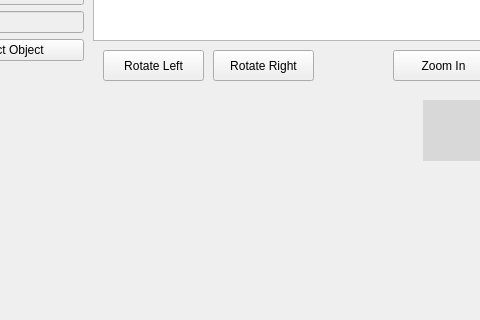
Before: the Qt Designer form SDIProject-master/QTPracticeNew/mainwindow.ui in BRees2451/SDIProject, drawn with Qt 5; both pictures show x 237 to 717 and y 399 to 719 of the 865 by 719 pixel window.
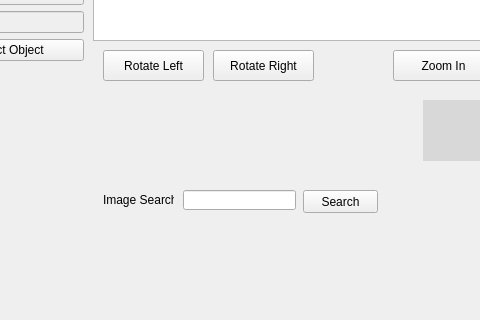
After: the same form once the commit is applied. Custom widgets are drawn as their Qt base class.

Commit message:
starting search algorithm
please can someone look into the error

```diff
--- a/SDIProject-master/QTPracticeNew/mainwindow.ui
+++ b/SDIProject-master/QTPracticeNew/mainwindow.ui
@@ -389,6 +389,42 @@
      <string>Shape Type: None</string>
     </property>
    </widget>
+   <widget class="QLineEdit" name="ImageSearchLine">
+    <property name="geometry">
+     <rect>
+      <x>420</x>
+      <y>570</y>
+      <width>113</width>
+      <height>20</height>
+     </rect>
+    </property>
+   </widget>
+   <widget class="QLabel" name="ImageSearchLabel">
+    <property name="geometry">
+     <rect>
+      <x>340</x>
+      <y>570</y>
+      <width>71</width>
+      <height>20</height>
+     </rect>
+    </property>
+    <property name="text">
+     <string>Image Search:</string>
+    </property>
+   </widget>
+   <widget class="QPushButton" name="ImageSearchButton">
+    <property name="geometry">
+     <rect>
+      <x>540</x>
+      <y>570</y>
+      <width>75</width>
+      <height>23</height>
+     </rect>
+    </property>
+    <property name="text">
+     <string>Search</string>
+    </property>
+   </widget>
   </widget>
   <widget class="QMenuBar" name="menubar">
    <property name="geometry">
```
The commit also changes 5 other files.
